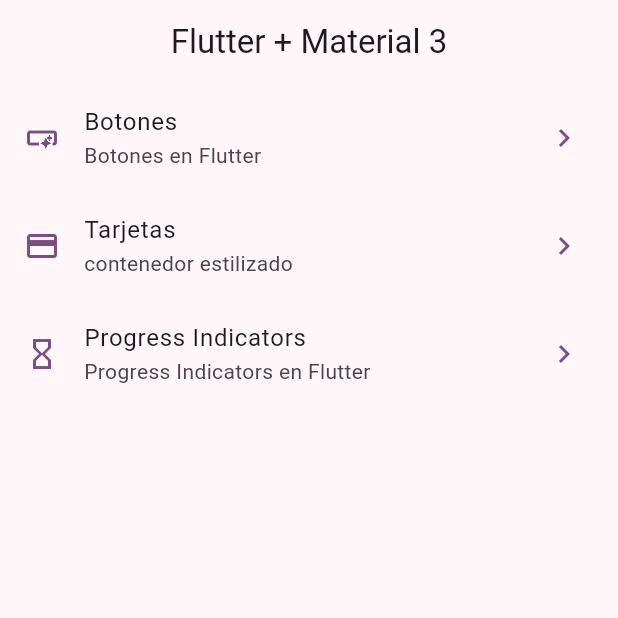
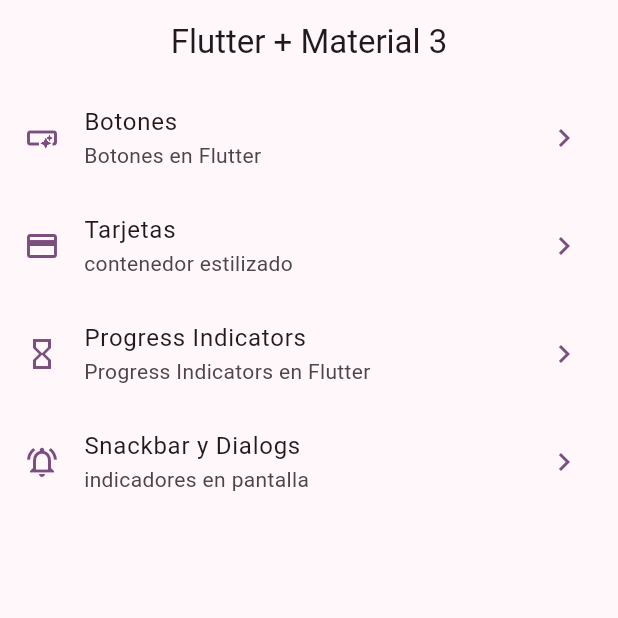
Before and after one commit to Zetah07/FlutterTechnical, a Flutter app: the screen it shows after launch, on a phone screen of 412 x 824 dp, the top half of it. Run offline on Flutter 3.47's test engine with Material 2 defaults, Android fonts, the phone set to English and light mode, and no system bars; our stand-ins replace animate_do, go_router, video_player.

Commit message:
snackbar complete

```diff
--- a/widgets_app/lib/config/menu/menu_items.dart
+++ b/widgets_app/lib/config/menu/menu_items.dart
@@ -33,5 +33,11 @@ const appMenuItems = <MenuItem>[
     link: '/progress',
     icon: Icons.hourglass_empty_outlined,
   ),
+  MenuItem(
+    title: 'Snackbar y Dialogs',
+    subTitle: 'indicadores en pantalla',
+    link: '/snackbar',
+    icon: Icons.notifications_active_outlined,
+  ),
 
 ];
--- a/widgets_app/lib/config/router/app_router.dart
+++ b/widgets_app/lib/config/router/app_router.dart
@@ -26,5 +26,10 @@ final appRouter = GoRouter(
       path: '/progress',
       builder: (context, state) => const ProgressScreen(),
     ),
+    GoRoute(
+      name: SnackbarScreen.name,
+      path: '/snackbar',
+      builder: (context, state) => const SnackbarScreen(),
+    )
   ],
 );
--- a/widgets_app/lib/presentation/screens/screens.dart
+++ b/widgets_app/lib/presentation/screens/screens.dart
@@ -1,3 +1,4 @@
+export 'package:widgets_app/presentation/screens/snackbar/snackbar_screen.dart';
 export 'package:flutter/material.dart';
 export 'package:widgets_app/presentation/screens/animated/animated_screen.dart';
 export 'package:widgets_app/presentation/screens/app_tutorial/app_tutorial_screen.dart';
```
Also changed, not shown: widgets_app/lib/presentation/screens/snackbar/snackbar_screen.dart (+70 -3 lines).
